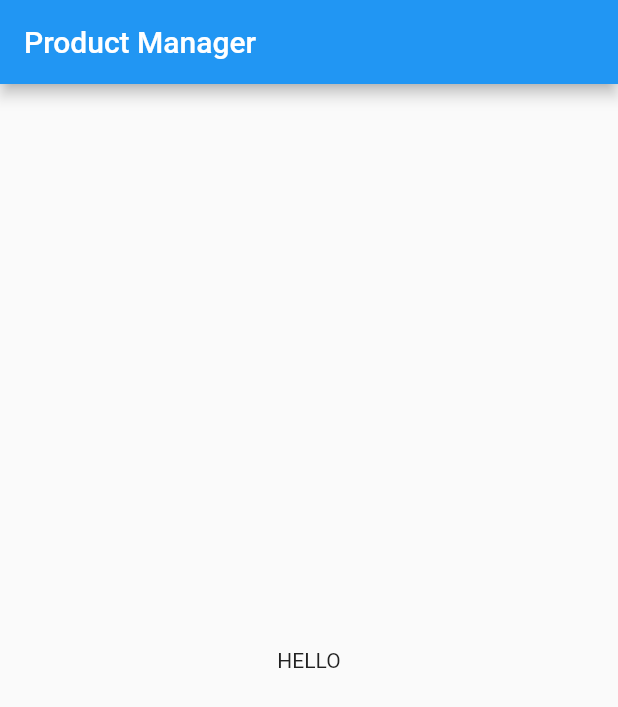
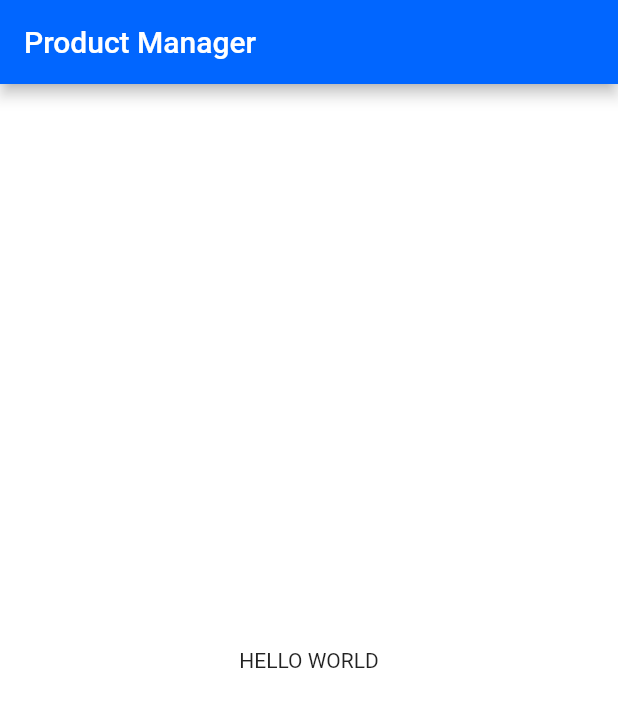
Before and after one commit to Trindade7/product-manager, a Flutter app: the screen it shows after launch, on a phone screen of 412 x 824 dp. Shown: the top 707 px of the screen. Run offline on Flutter 3.47's test engine with Material 2 defaults, Android fonts, the phone set to English and light mode, and no system bars.

Commit message:
add: styles e tema base

```diff
--- a/lib/app.dart
+++ b/lib/app.dart
@@ -1,16 +1,16 @@
 import 'package:flutter/material.dart';
+import 'package:product_manager/ui/theme.dart';
 
 class App extends StatelessWidget {
   @override
   Widget build(BuildContext context) {
     return MaterialApp(
       title: 'Product Manager',
-      theme: ThemeData(
-        primarySwatch: Colors.blue,
-      ),
+      // TODO: ADD DYNAMIC THEMING
+      theme: AppTheme.fromType(ThemeType.Blue_Light).toThemeData(),
       home: Scaffold(
         appBar: AppBar(title: Text('Product Manager')),
-        body: Center(child: const Text('HELLO')),
+        body: Center(child: const Text('HELLO WORLD')),
       ),
     );
   }
--- a/lib/core/auth/auth_repository.dart
+++ b/lib/core/auth/auth_repository.dart
@@ -19,7 +19,7 @@ class AuthRepository implements AuthRepositoryAbstract {
 
   @override
   // TODO: implement login
-  Future<void> login({String name, String password}) async {
+  Future<void> login({String? name, String? password}) async {
     try {
       await Future<void>.delayed(const Duration(seconds: 1));
       _controller.add(AuthStatus.authenticated);
--- a/lib/core/auth/auth_repository_abstract.dart
+++ b/lib/core/auth/auth_repository_abstract.dart
@@ -11,7 +11,7 @@ abstract class AuthRepositoryAbstract {
   /// Monitora o login status
   Stream<AuthStatus> get status;
 
-  Future<void> login({String name, String password});
+  Future<void> login({String? name, String? password});
 
   Future<void> logout();
 
--- a/lib/ui/theme.dart
+++ b/lib/ui/theme.dart
@@ -10,4 +10,113 @@ enum ThemeType { Blue_Light, Blue_Dark }
 ///      `return Container(color: theme.accentColor);`
 class AppTheme {
   static ThemeType defaultTheme = ThemeType.Blue_Light;
+
+  final ThemeType type;
+  final bool isDark;
+  final Color bg1;
+  final Color surface1;
+  final Color surface2;
+  final Color accent1;
+  final Color greyWeak;
+  final Color grey;
+  final Color greyMedium;
+  final Color greyStrong;
+  final Color focus;
+
+  /// Ajusta as cores de texto de acordo ao tema:
+  /// branco para temas escuros e preto pra claros
+  late Color mainTextColor;
+  late Color inverseTextColor;
+
+  /// Default constructor
+  AppTheme(
+      {required this.type,
+      required this.bg1,
+      required this.surface1,
+      required this.surface2,
+      required this.accent1,
+      required this.greyWeak,
+      required this.grey,
+      required this.greyMedium,
+      required this.greyStrong,
+      required this.focus,
+      required this.isDark}) {
+    mainTextColor = isDark ? Colors.white : Colors.black;
+    inverseTextColor = isDark ? Colors.black : Colors.white;
+  }
+
+  /// cria um tema baseado no ThemeType
+  factory AppTheme.fromType(ThemeType t) {
+    switch (t) {
+      case ThemeType.Blue_Light:
+        return AppTheme(
+          isDark: false,
+          type: t,
+          bg1: const Color(0xfffafafa),
+          surface1: Colors.white,
+          surface2: const Color(0xffebf0f3),
+          accent1: const Color(0xff0166ff),
+          greyWeak: const Color(0xfff9fbfa),
+          grey: const Color(0xff8d9093),
+          greyMedium: const Color(0xff747474),
+          greyStrong: const Color(0xff33383c),
+          focus: const Color(0xfffe5a65),
+        );
+      default:
+        return AppTheme.fromType(defaultTheme);
+    }
+  }
+
+  // Converts AppTheme para Material Theme Data
+  ThemeData toThemeData() {
+    var t = ThemeData.from(
+      // controla a cor do texto
+      textTheme: (isDark ? ThemeData.dark() : ThemeData.light()).textTheme,
+      // Gera o schema de cores dos elementos
+      colorScheme: ColorScheme(
+        brightness: isDark ? Brightness.dark : Brightness.light,
+        primary: accent1,
+        primaryVariant: shift(accent1, .1),
+        secondary: accent1,
+        secondaryVariant: shift(accent1, .1),
+        background: bg1,
+        surface: surface1,
+        onBackground: mainTextColor,
+        onSurface: mainTextColor,
+        onError: mainTextColor,
+        onPrimary: inverseTextColor,
+        onSecondary: inverseTextColor,
+        error: focus,
+      ),
+    );
+    // Aplica estilos que ColorScheme não cobre
+    t.copyWith(
+      materialTapTargetSize: MaterialTapTargetSize.shrinkWrap,
+      textSelectionTheme: TextSelectionThemeData(
+        cursorColor: surface1,
+        selectionHandleColor: Colors.transparent,
+        selectionColor: surface1,
+      ),
+      buttonColor: accent1,
+      highlightColor: shift(accent1, .1),
+      toggleableActiveColor: accent1,
+    );
+    // returna ThemeData
+    return t;
+  }
+
+  /// Adiciona luminosidade no modo dark, e remove no light.
+  ///
+  ///      `color = theme.shift(someColor, .1);` //-10% lum no modo dark, +10% no light
+  ///
+  // Permite alterar as cores sem se preocupar com a luminosidade
+  Color shift(Color c, double amt) {
+    amt *= (isDark ? -1 : 1);
+    var hslc = HSLColor.fromColor(c); // Convert to HSL
+    double lightness =
+        (hslc.lightness + amt).clamp(0, 1.0) as double; // Add/Rem lightness
+    return hslc
+        .withLightness(lightness)
+        .toColor(); // Converte de volta para cor
+  }
 }
--- a/pubspec.yaml
+++ b/pubspec.yaml
@@ -18,13 +18,13 @@ publish_to: "none" # Remove this line if you wish to publish to pub.dev
 version: 1.0.0+1
 
 environment:
-  sdk: ">=2.7.0 <3.0.0"
+  sdk: '>=2.12.0 <3.0.0'
 
 dependencies:
   flutter:
     sdk: flutter
   bloc: ^7.0.0
-  cupertino_icons: ^1.0.2
+  cupertino_icons: ^1.0.3
   flutter_bloc: ^7.0.0
   formz: ^0.4.0
 
```
